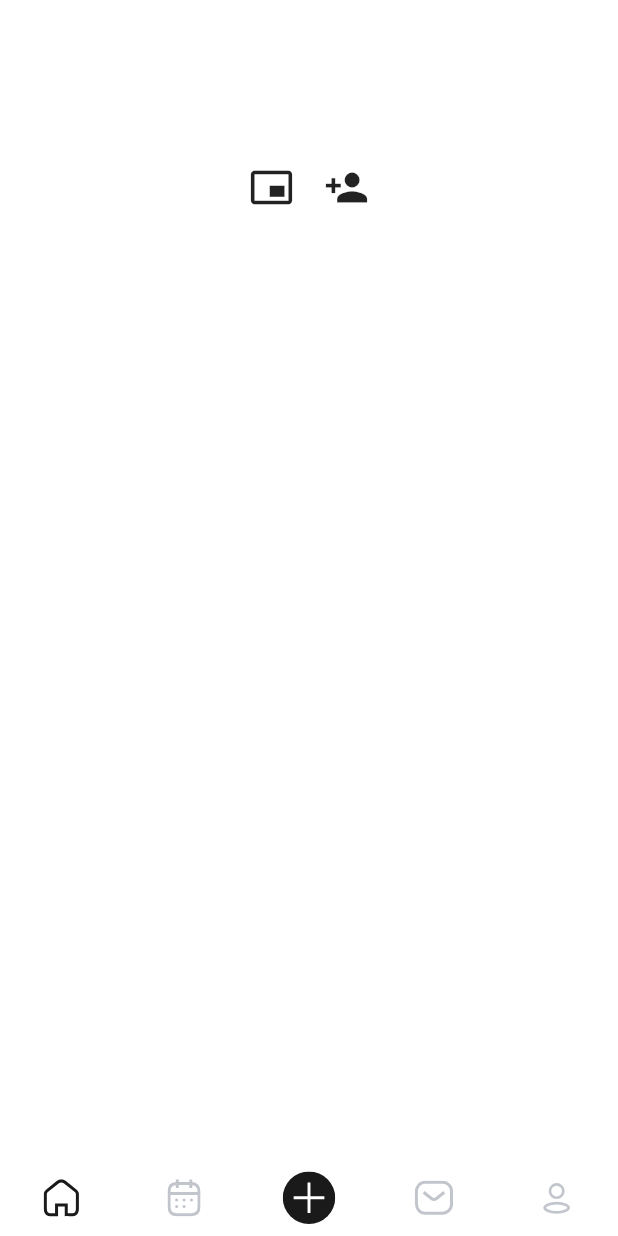
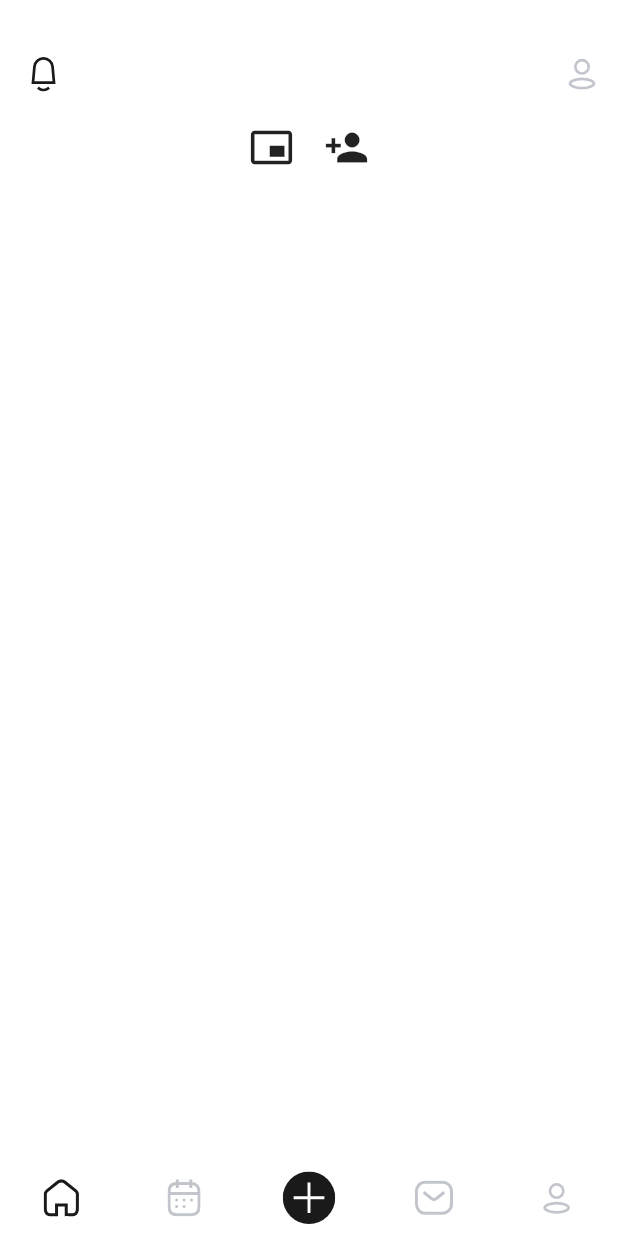
Before and after one commit to VasilyBokov/so_demo, a Flutter app: the FeedScreen screen opened directly with sample values from the repository, on a phone screen of 412 x 824 dp. Run offline on Flutter 3.47's test engine with Material 2 defaults, Android fonts, the phone set to English and light mode, and no system bars; our stand-ins replace carousel_slider, flutter_screenutil, flutter_svg.

Commit message:
Some feed changes

```diff
--- a/lib/Screens/Feed/components/body.dart
+++ b/lib/Screens/Feed/components/body.dart
@@ -18,10 +18,29 @@ class Body extends StatelessWidget {
         designSize: Size(360, 720), allowFontScaling: true);
     return Column(
       crossAxisAlignment: CrossAxisAlignment.center,
-      mainAxisAlignment: MainAxisAlignment.center,
+      mainAxisAlignment: MainAxisAlignment.spaceBetween,
       children: [
-        SizedBox(
-          height: 100,
+        Padding(
+          padding: EdgeInsets.only(left: 5, top: 25),
+          child: Container(
+            // color: Colors.red[50],
+            // height: 100,
+            child: Row(
+              mainAxisAlignment: MainAxisAlignment.spaceBetween,
+              children: [
+                IconButton(
+                  iconSize: 25,
+                  icon: SvgPicture.asset("assets/icons/notification.svg"),
+                  onPressed: () {},
+                ),
+                IconButton(
+                  iconSize: 25,
+                  icon: SvgPicture.asset("assets/icons/profile.svg"),
+                  onPressed: () {},
+                ),
+              ],
+            ),
+          ),
         ),
         Row(
           mainAxisAlignment: MainAxisAlignment.center,
```
Also changed, not shown: assets/icons/notification.svg (added).
